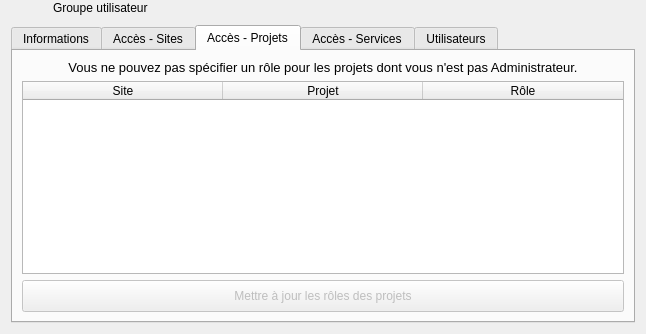
The window that client/src/editors/UserGroupWidget.ui (introlab/openteraplus) describes before a commit, drawn with Qt 5.
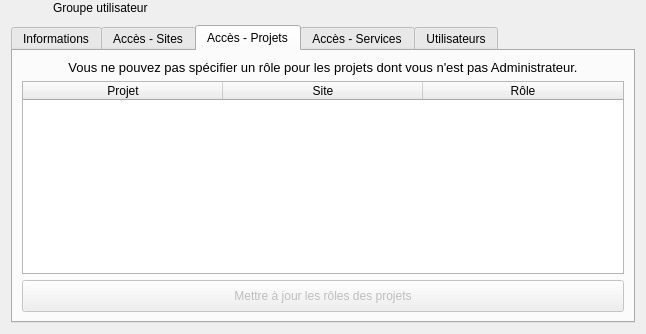
The same window after the commit. The open tabs and pages were chosen to show the change. Icons and pictures are not drawn. Custom widgets are drawn as their Qt base class.

Commit message: Updated selected background color and site/project column order in UserGroupWidget

```diff
--- a/client/src/editors/UserGroupWidget.ui
+++ b/client/src/editors/UserGroupWidget.ui
@@ -413,16 +413,16 @@
          <attribute name="verticalHeaderVisible">
           <bool>false</bool>
          </attribute>
-         <column>
-          <property name="text">
-           <string>Site</string>
-          </property>
-         </column>
          <column>
           <property name="text">
            <string>Projet</string>
           </property>
          </column>
+         <column>
+          <property name="text">
+           <string>Site</string>
+          </property>
+         </column>
          <column>
           <property name="text">
            <string>Rôle</string>
```
Left out of the diff: 2 changed lines with no effect on the pictures. The commit also changes 3 other files.
